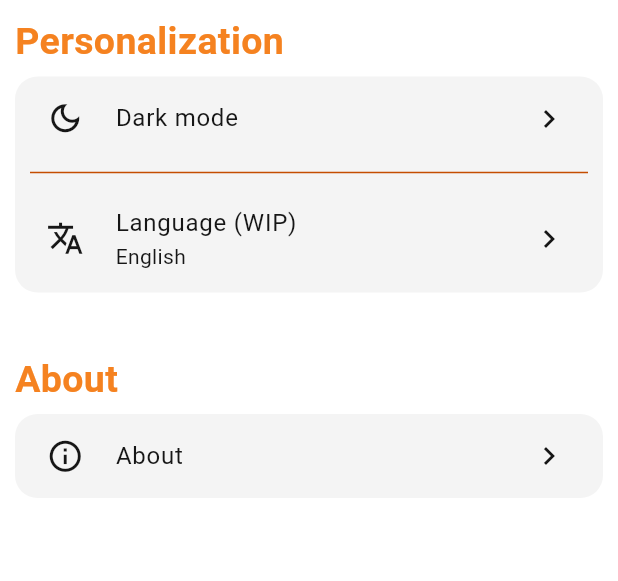
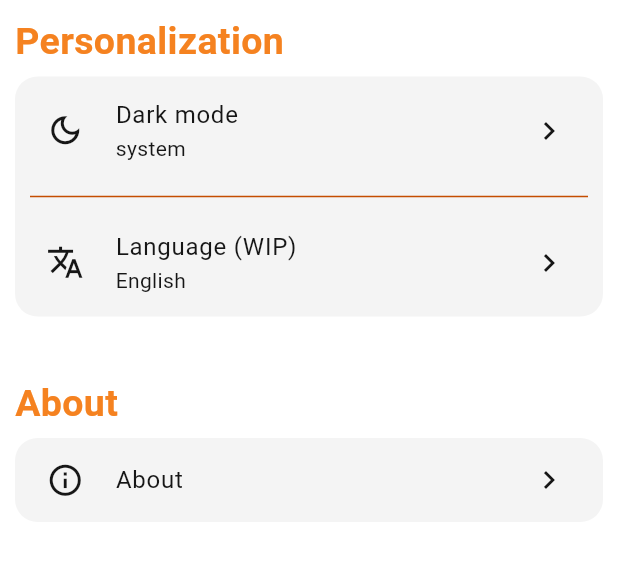
Before and after one commit to marc22polo/Mobile-bank, a Flutter app: the SettingsPage screen opened directly, on a phone screen of 412 x 824 dp, the part 84-665 px from its top. Run offline on Flutter 3.47's test engine with Material 3 defaults, Android fonts, the phone set to English and light mode, and no system bars; our stand-ins replace grouped_list, hive_flutter; missing offline and left inert: circular_menu; accounts and stored records are empty; generated files the repository leaves out were written again.

Commit message:
set theme on load app #1

```diff
--- a/lib/src/page/login.dart
+++ b/lib/src/page/login.dart
@@ -1,7 +1,11 @@
 // ignore_for_file: prefer_const_constructors, prefer_const_literals_to_create_immutables
 import 'package:flutter/material.dart';
+import 'package:hive_flutter/hive_flutter.dart';
 import 'package:mobile_bank/src/page/home.dart';
 import 'package:flutter_gen/gen_l10n/app_localizations.dart';
+import 'package:mobile_bank/src/theme/theme_provider.dart';
+import 'package:mobile_bank/src/util/hive_settings.dart';
+import 'package:provider/provider.dart';
 
 class LoginPage extends StatefulWidget {
   const LoginPage({super.key});
--- a/lib/src/page/settings.dart
+++ b/lib/src/page/settings.dart
@@ -1,10 +1,12 @@
 import 'package:flutter/material.dart';
+import 'package:hive_flutter/hive_flutter.dart';
 import 'package:mobile_bank/src/components/selection_window.dart';
 import 'package:mobile_bank/src/components/settings_about.dart';
 import 'package:mobile_bank/src/theme/theme_provider.dart';
 import 'package:flutter_gen/gen_l10n/app_localizations.dart';
 import 'package:mobile_bank/src/components/Settings_group.dart';
 import 'package:mobile_bank/src/components/settings_item.dart';
+import 'package:mobile_bank/src/util/hive_settings.dart';
 import 'package:provider/provider.dart';
 
 class SettingsPage extends StatefulWidget {
@@ -15,12 +17,19 @@ class SettingsPage extends StatefulWidget {
 }
 
 class _SettingsPageState extends State<SettingsPage> {
-  ThemeMode? themeMode;
+  late ThemeMode themeMode;
+  final _settingsBox = Hive.box('settings_box');
+
+  @override
+  void initState() {
+    super.initState();
+
+    themeMode = ThemeMode.values.elementAt(
+        _settingsBox.get(HiveSettings.settingsTheme.name, defaultValue: 0));
+  }
 
   @override
   Widget build(BuildContext context) {
-    themeMode ??= ThemeMode.system;
-
     return Scaffold(
       appBar: AppBar(
         iconTheme: IconThemeData(
@@ -55,11 +64,13 @@ class _SettingsPageState extends State<SettingsPage> {
                   titleStyle: const TextStyle(
                     fontWeight: FontWeight.normal,
                   ),
+                  subtitle: themeMode.name,
                   onTap: () async {
                     int? val = await showDialog<int>(
                       context: context,
                       builder: (context) => SelectionWindow(
                         title: "Theme",
+                        selectedValue: themeMode.index,
                         values: ThemeMode.values.map((ThemeMode themeModes) {
                           return themeModes.name;
                         }).toList(),
@@ -72,6 +83,7 @@ class _SettingsPageState extends State<SettingsPage> {
                       Provider.of<ThemeProvider>(context,
                               listen: false) // TODO: remove the ignore
                           .setTheme(themeMode);
+                      _settingsBox.put(HiveSettings.settingsTheme.name, val);
                       setState(() {
                         themeMode;
                       });
--- /dev/null
+++ b/lib/src/util/hive_settings.dart
@@ -0,0 +1 @@
+enum HiveSettings { settingsTheme }
--- a/pubspec.yaml
+++ b/pubspec.yaml
@@ -18,11 +18,14 @@ dependencies:
   grouped_list: ^6.0.0
   intl: ^0.19.0
   circular_menu: ^4.0.0
-  shared_preferences: ^2.3.2
+  hive: ^2.2.3
+  hive_flutter: ^1.1.0
 
 dev_dependencies:
   flutter_test:
     sdk: flutter
+  hive_generator: ^2.0.1
+  build_runner: ^2.1.11
 
   flutter_lints: ^5.0.0
 
```
Also changed, not shown: lib/main.dart (+21 -2 lines), lib/src/theme/theme_provider.dart (+7 -7 lines), pubspec.lock, 3 other files.
